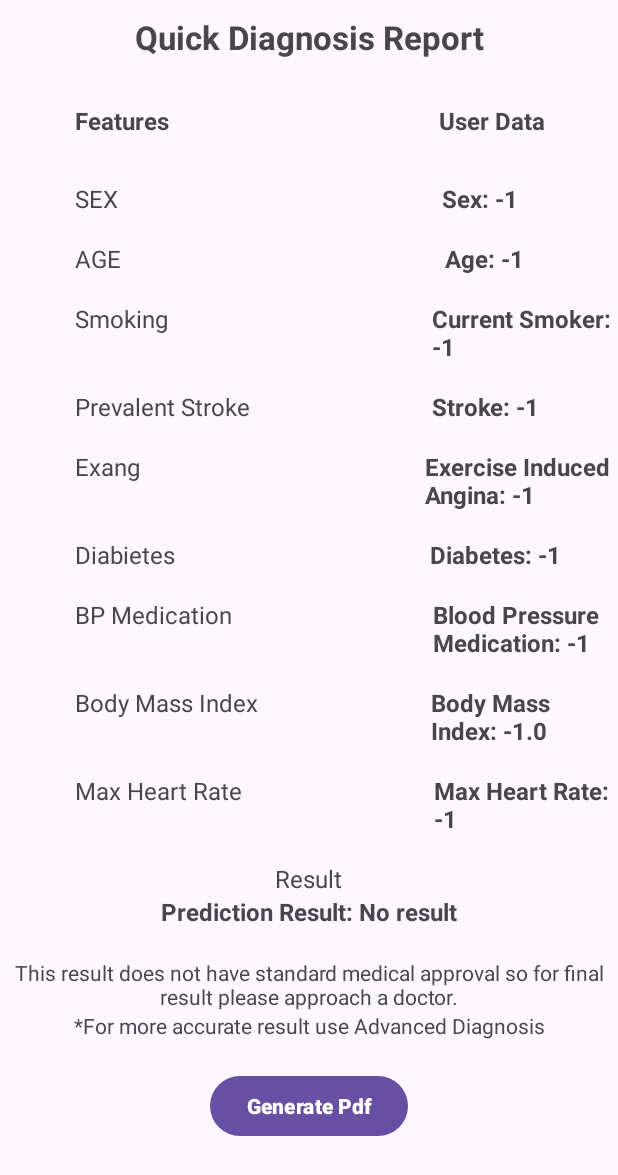
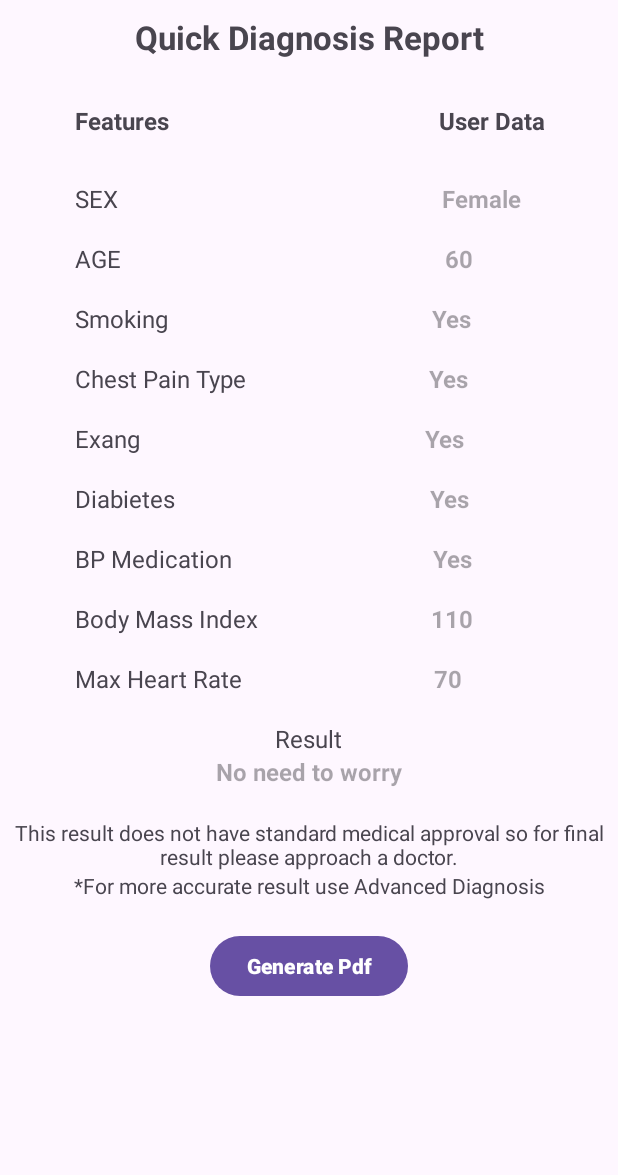
Before and after one commit to Kunal-3004/Heart, an Android app: the ResultActivity screen opened directly, with no data from a screen before it, on a phone screen of 412 x 824 dp. Shown: the top 1175 px of the screen. Run offline under Robolectric (Android 15) with nearby library versions, the phone set to English and light mode, and no system bars.

Commit message:
Second commit

```diff
--- a/app/src/main/AndroidManifest.xml
+++ b/app/src/main/AndroidManifest.xml
@@ -2,6 +2,8 @@
 <manifest xmlns:android="http://schemas.android.com/apk/res/android"
     xmlns:tools="http://schemas.android.com/tools">
     <uses-permission android:name="android.permission.INTERNET"/>
+    <uses-permission android:name="android.permission.WRITE_EXTERNAL_STORAGE"
+        android:maxSdkVersion="32" />
 
     <application
         android:allowBackup="true"
--- a/app/src/main/java/com/example/heart/ResultActivity.kt
+++ b/app/src/main/java/com/example/heart/ResultActivity.kt
@@ -10,31 +10,59 @@ class ResultActivity : AppCompatActivity() {
 
     override fun onCreate(savedInstanceState: Bundle?) {
         super.onCreate(savedInstanceState)
-
         binding = ActivityResultBinding.inflate(layoutInflater)
         setContentView(binding.root)
 
-        val result = intent.getStringExtra("result") ?: "No result"
-        val sex = intent.getIntExtra("sex", -1)
-        val age = intent.getIntExtra("age", -1)
-        val maxHeartRate = intent.getIntExtra("hrv", -1)
-        val smoking = intent.getIntExtra("Smoking", -1)
-        val exang = intent.getIntExtra("Exang", -1)
-        val stroke = intent.getIntExtra("Stroke", -1)
-        val diabetes = intent.getIntExtra("Diabetes", -1)
-        val bpMedication = intent.getIntExtra("bpMedication", -1)
-        val bodyMassIndex = intent.getFloatExtra("bodyMassIndex", -1f)
+        intent?.let {
+            binding.edtSex.text = it.getStringExtra("SEX")
+            binding.edtAge.text = it.getStringExtra("AGE")
+            binding.edtCurrSmoker.text = it.getStringExtra("Current Smoker")
+            binding.edtStroke.text = it.getStringExtra("Chest Pain Type")
+            binding.edtExng.text = it.getStringExtra("Exang")
+            binding.edtDiab.text = it.getStringExtra("Diabetes")
+            binding.edtBpm.text = it.getStringExtra("BP Medication")
+            binding.edtBmi.text = it.getStringExtra("BMI")
+            binding.edtMaxHr.text = it.getStringExtra("Heart Rate")
+            binding.edtRes.text = it.getStringExtra("Result")
+        }
 
-        // Set the data to the views
-        binding.edtRes.text = "Prediction Result: $result"
-        binding.edtSex.text = "Sex: $sex"
-        binding.edtAge.text = "Age: $age"
-        binding.edtMaxHr.text = "Max Heart Rate: $maxHeartRate"
-        binding.edtCurrSmoker.text = "Current Smoker: $smoking"
-        binding.edtExng.text = "Exercise Induced Angina: $exang"
-        binding.edtStroke.text = "Stroke: $stroke"
-        binding.edtDiab.text = "Diabetes: $diabetes"
-        binding.edtBpm.text = "Blood Pressure Medication: $bpMedication"
-        binding.edtBmi.text = "Body Mass Index: $bodyMassIndex"
+        /*binding.btnPdf.setOnClickListener {
+            if (ContextCompat.checkSelfPermission(this, Manifest.permission.WRITE_EXTERNAL_STORAGE)
+                != PackageManager.PERMISSION_GRANTED) {
+                ActivityCompat.requestPermissions(this, arrayOf(Manifest.permission.WRITE_EXTERNAL_STORAGE), 1)
+            } else {
+                generatePdf()
+            }
+        }
+    }
+
+    private fun generatePdf() {
+        val pdfDocument = PdfDocument()
+        val pageInfo = PdfDocument.PageInfo.Builder(595, 842, 1).create()
+        val page = pdfDocument.startPage(pageInfo)
+
+        val content = binding.root
+        content.draw(page.canvas)
+
+        pdfDocument.finishPage(page)
+
+        val pdfFile = File(Environment.getExternalStoragePublicDirectory(Environment.DIRECTORY_DOWNLOADS), "ResultReport.pdf")
+        try {
+            pdfFile.createNewFile()
+            val fos = FileOutputStream(pdfFile)
+            pdfDocument.writeTo(fos)
+            fos.close()
+        } catch (e: IOException) {
+            e.printStackTrace()
+        } finally {
+            pdfDocument.close()
+        }
+    }
+
+    override fun onRequestPermissionsResult(requestCode: Int, permissions: Array<out String>, grantResults: IntArray) {
+        super.onRequestPermissionsResult(requestCode, permissions, grantResults)
+        if (requestCode == 1 && grantResults.isNotEmpty() && grantResults[0] == PackageManager.PERMISSION_GRANTED) {
+            generatePdf()
+        }*/
     }
 }
--- a/app/src/main/java/com/example/heart/Retrofit.kt
+++ b/app/src/main/java/com/example/heart/RetrofitInstance.kt
@@ -4,8 +4,8 @@ package com.example.heart
 import retrofit2.Retrofit
 import retrofit2.converter.gson.GsonConverterFactory
 
-object Retrofit{
-    private const val BASE_URL = "http://127.0.0.1:5000/"
+object RetrofitInstance{
+    private const val BASE_URL = "https://flaskproject-3-hrv1.onrender.com"
 
     private val retrofit: Retrofit by lazy {
         Retrofit.Builder()
--- a/app/src/main/res/layout/activity_result.xml
+++ b/app/src/main/res/layout/activity_result.xml
@@ -149,7 +149,7 @@
         <TextView
             android:layout_width="wrap_content"
             android:layout_height="wrap_content"
-            android:text="Prevalent Stroke"
+            android:text="Chest Pain Type"
             android:textSize="16sp"
             android:layout_marginStart="50dp"
             android:layout_marginTop="10dp"/>
```
Also changed, not shown: app/src/main/java/com/example/heart/MainActivity.kt (+53 -57 lines), app/src/main/java/com/example/heart/Model.kt (+5 -21 lines), app/src/main/res/layout/activity_main.xml (+53 -49 lines).
